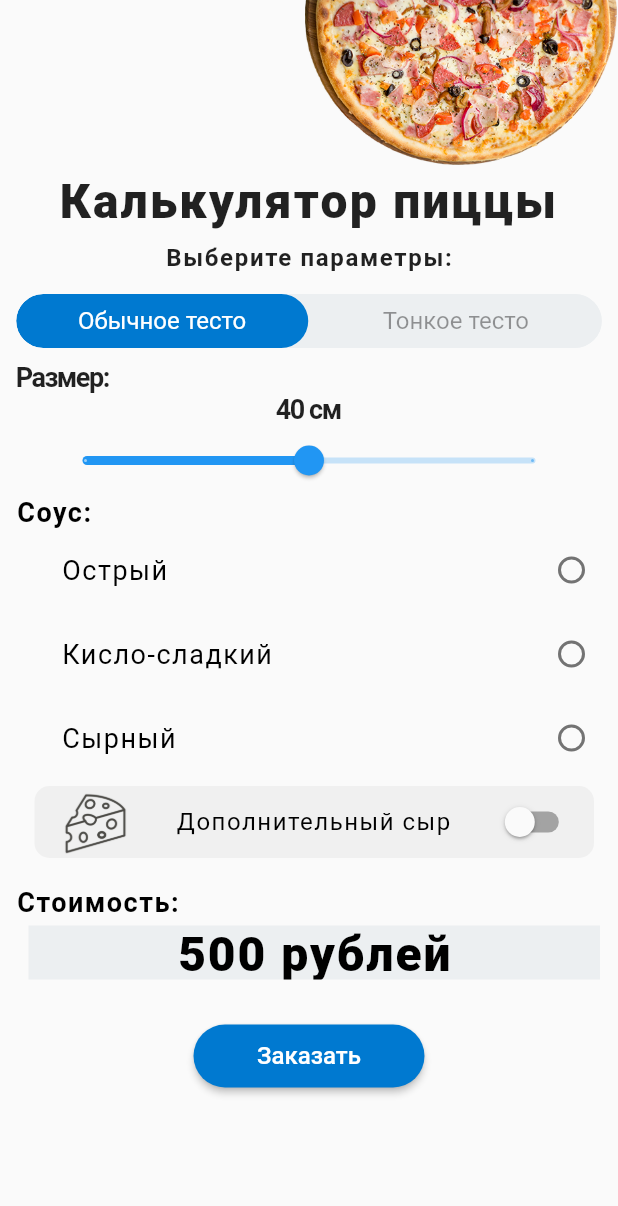
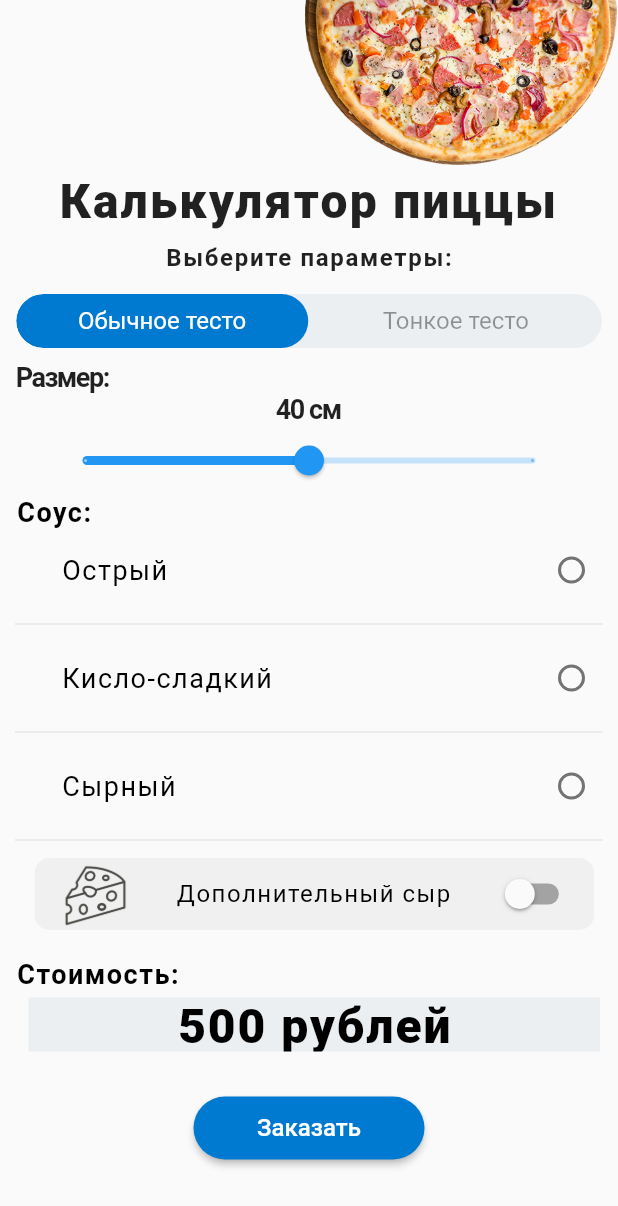
Before and after one commit to megasts/case_2_2_pizza_calc_screen, a Flutter app: the screen it shows after launch, on a phone screen of 412 x 824 dp. Shown: the top 1206 px of the screen. Run offline on Flutter 3.47's test engine with Material 2 defaults, Android fonts, the phone set to English and light mode, and no system bars; drawn by our look-alikes of toggle_switch.

Commit message:
Исправлена опечатка в номере кейс-задания: case_2_2 и добавлены разделители радиокнопок

```diff
--- a/lib/pizza_screen.dart
+++ b/lib/pizza_screen.dart
@@ -234,6 +234,13 @@ class _PizzaScreenState extends State<PizzaScreen> {
                   groupValue: _souse,
                   onChanged: _souseChanged,
                 ),
+                const Padding(
+                  padding: EdgeInsets.symmetric(horizontal: 9),
+                  child: Divider(
+                    thickness: 1,
+                    color: Color(0xFFE8E8E8),
+                  ),
+                ),
                 RadioListTile<Souse>(
                   contentPadding: const EdgeInsets.only(left: 40, right: 10),
                   title: const Text(
@@ -253,6 +260,13 @@ class _PizzaScreenState extends State<PizzaScreen> {
                   groupValue: _souse,
                   onChanged: _souseChanged,
                 ),
+                const Padding(
+                  padding: EdgeInsets.symmetric(horizontal: 9),
+                  child: Divider(
+                    thickness: 1,
+                    color: Color(0xFFE8E8E8),
+                  ),
+                ),
                 RadioListTile<Souse>(
                   contentPadding: const EdgeInsets.only(left: 40, right: 10),
                   title: const Text(
@@ -271,6 +285,13 @@ class _PizzaScreenState extends State<PizzaScreen> {
                   activeColor: Colors.green,
                   groupValue: _souse,
                   onChanged: _souseChanged,
+                ),
+                const Padding(
+                  padding: EdgeInsets.symmetric(horizontal: 9),
+                  child: Divider(
+                    thickness: 1,
+                    color: Color(0xFFE8E8E8),
+                  ),
                 ),
                 Padding(
                   padding: const EdgeInsets.only(
```
